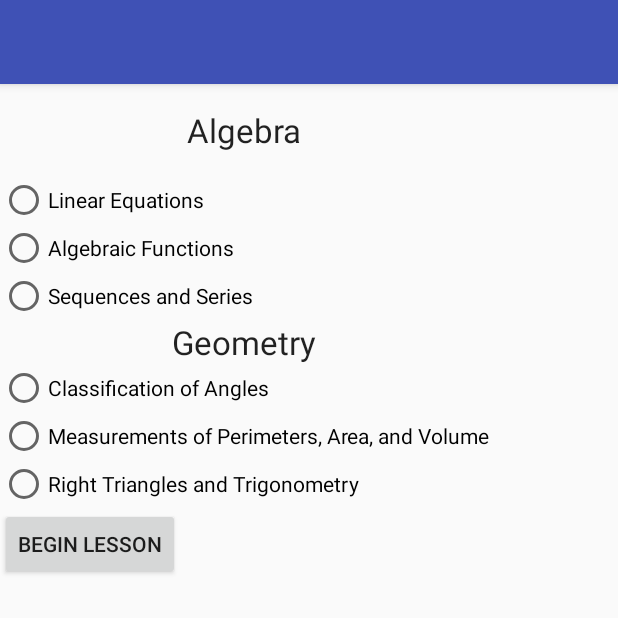
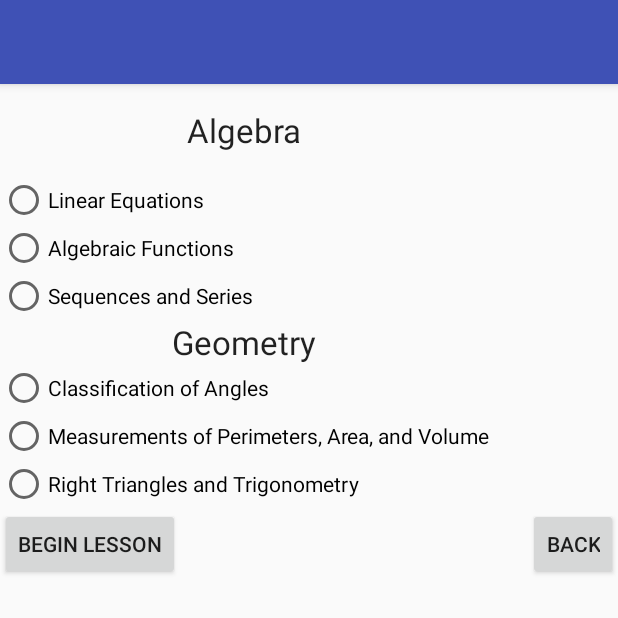
Before and after one commit to ilan1/MathStar, an Android app: the LessonMenu screen opened directly, with no data from a screen before it, on a phone screen of 412 x 824 dp, the top half of it. Run offline under Robolectric (Android 15) with nearby library versions, the phone set to English and light mode, and no system bars.

Commit message:
Added basic back buttons to lesson menu and quiz menu

```diff
--- a/app/src/main/java/home/test2/LessonMenu.java
+++ b/app/src/main/java/home/test2/LessonMenu.java
@@ -27,6 +27,15 @@
         setContentView(R.layout.activity_lesson_menu);
        // Toolbar toolbar = (Toolbar) findViewById(R.id.toolbar);
        // setSupportActionBar(toolbar);
+        Button backButton = (Button) findViewById(R.id.backButton);
+        backButton.setOnClickListener(new View.OnClickListener() {
+            public void onClick(View v) {
+               Intent i = new Intent(LessonMenu.this, MainActivity.class);
+                startActivity(i);
+                }
+
+        });
+
 
        Button lessonButton = (Button) findViewById(R.id.beginlesson);
         lessonButton.setOnClickListener(new View.OnClickListener() {
--- a/app/src/main/res/layout/content_lesson_menu.xml
+++ b/app/src/main/res/layout/content_lesson_menu.xml
@@ -101,4 +101,13 @@
         android:onClick="beginLesson"
         android:layout_below="@+id/radioGroup"
         android:layout_alignParentStart="true" />
+
+    <Button
+        style="?android:attr/buttonStyleSmall"
+        android:layout_width="wrap_content"
+        android:layout_height="wrap_content"
+        android:text="Back"
+        android:id="@+id/backButton"
+        android:layout_alignTop="@+id/beginlesson"
+        android:layout_alignParentEnd="true" />
 </RelativeLayout>
```
Also changed, not shown: app/src/main/java/home/test2/QuizMenu.java (+7 -0 lines), app/src/main/res/layout/content_quiz_menu.xml (+9 -0 lines), 1 other file.
